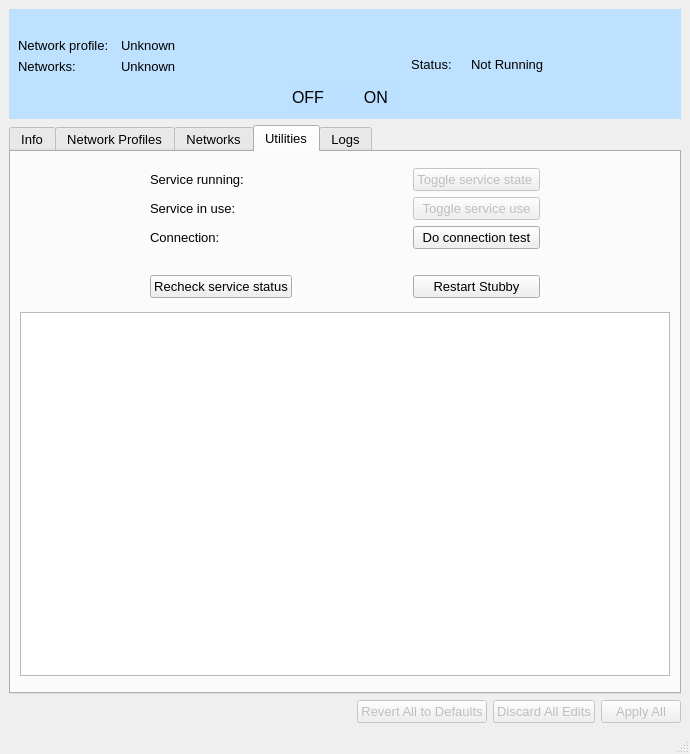
Before: the Qt Designer form mainwindow.ui in Sinodun/Stubby_Manager, drawn with Qt 5.
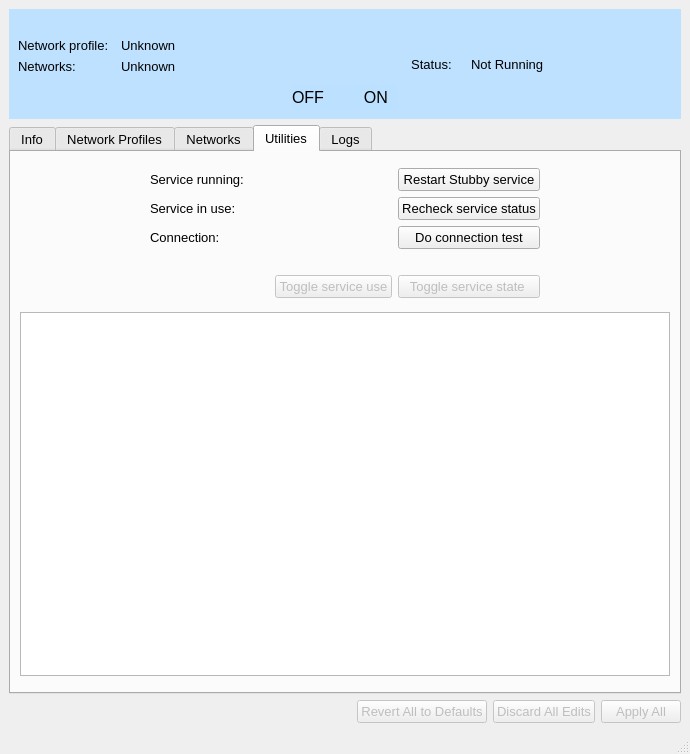
After: the same form once the commit is applied. The open tabs and pages were chosen to show the change. Icons and pictures are not drawn.

Commit message: Improve detection and reporting of problem states

Patch:
```diff
--- a/mainwindow.ui
+++ b/mainwindow.ui
@@ -547,13 +547,6 @@
                 </property>
                </widget>
               </item>
-              <item row="5" column="3">
-               <widget class="QPushButton" name="restartButton">
-                <property name="text">
-                 <string>Restart Stubby</string>
-                </property>
-               </widget>
-              </item>
               <item row="0" column="0">
                <widget class="QLabel" name="label">
                 <property name="text">
@@ -578,33 +571,6 @@
                 </property>
                </widget>
               </item>
-              <item row="0" column="3">
-               <widget class="QPushButton" name="pushButton">
-                <property name="enabled">
-                 <bool>false</bool>
-                </property>
-                <property name="text">
-                 <string>Toggle service state </string>
-                </property>
-               </widget>
-              </item>
-              <item row="5" column="0">
-               <widget class="QPushButton" name="probeButton">
-                <property name="text">
-                 <string>Recheck service status</string>
-                </property>
-               </widget>
-              </item>
-              <item row="2" column="3">
-               <widget class="QPushButton" name="pushButton_5">
-                <property name="enabled">
-                 <bool>false</bool>
-                </property>
-                <property name="text">
-                 <string>Toggle service use</string>
-                </property>
-               </widget>
-              </item>
               <item row="4" column="3">
                <spacer name="verticalSpacer_3">
                 <property name="orientation">
@@ -648,6 +614,40 @@
                 </property>
                </widget>
               </item>
+              <item row="5" column="3">
+               <widget class="QPushButton" name="toggleServiceButton">
+                <property name="enabled">
+                 <bool>false</bool>
+                </property>
+                <property name="text">
+                 <string>Toggle service state </string>
+                </property>
+               </widget>
+              </item>
+              <item row="0" column="3">
+               <widget class="QPushButton" name="restartButton">
+                <property name="text">
+                 <string>Restart Stubby service</string>
+                </property>
+               </widget>
+              </item>
+              <item row="2" column="3">
+               <widget class="QPushButton" name="probeButton">
+                <property name="text">
+                 <string>Recheck service status</string>
+                </property>
+               </widget>
+              </item>
+              <item row="5" column="2">
+               <widget class="QPushButton" name="toggleDNSButton">
+                <property name="enabled">
+                 <bool>false</bool>
+                </property>
+                <property name="text">
+                 <string>Toggle service use</string>
+                </property>
+               </widget>
+              </item>
              </layout>
             </item>
             <item>
```
The commit also changes 11 other files.
